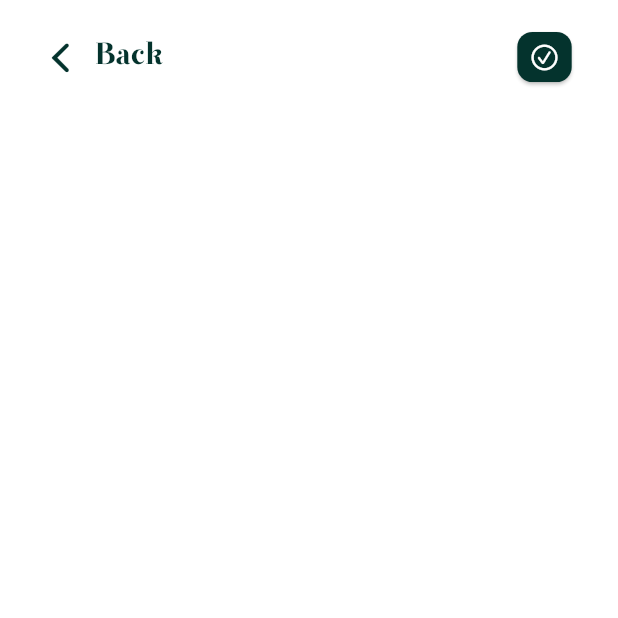
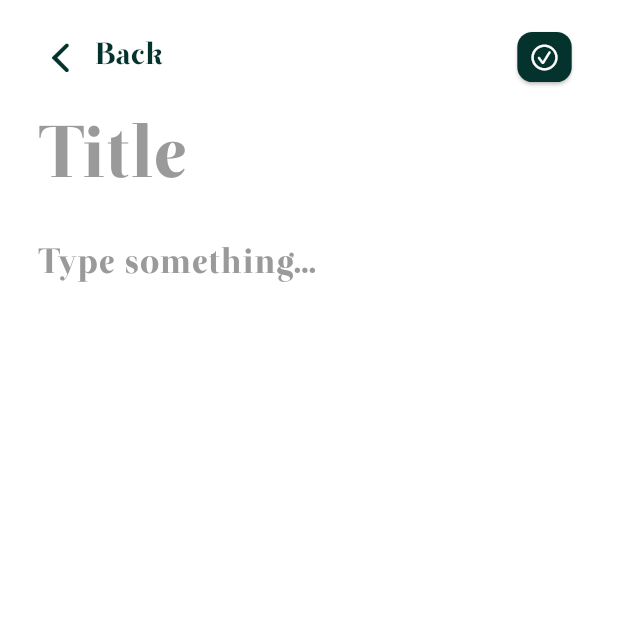
Before and after one commit to Ahmed-elsaid-AEA/note_app, a Flutter app: the NewNoteScreen screen opened by its route, on a phone screen of 412 x 824 dp, the top half of it. Run offline on Flutter 3.47's test engine with Material 3 defaults, Android fonts, the phone set to English and light mode, and no system bars; our stand-ins replace flutter_screenutil, flutter_svg.

Commit message:
finish new note screen design

```diff
--- /dev/null
+++ b/lib/controller/new_note_screen/new_note_controller.dart
@@ -0,0 +1,9 @@
+import 'package:flutter/cupertino.dart';
+
+class NewNoteController {
+  BuildContext context;
+  NewNoteController(this.context);
+  void goBack(){
+    Navigator.of(context).pop();
+  }
+}
--- a/lib/core/resources/colors_manager.dart
+++ b/lib/core/resources/colors_manager.dart
@@ -5,5 +5,6 @@ class ColorManager{
   static const Color kPrimaryColor=Color(0xff04332D);
   static const Color kBlackColor=Color(0xff000000);
   static const Color kGreyColor=Color(0xff686868);
+  static const Color kGrey2Color=Color(0xff9A9A9A);
   static const Color kWhiteColor=Color(0xffffffff);
 }
--- a/lib/core/resources/consts_values.dart
+++ b/lib/core/resources/consts_values.dart
@@ -5,6 +5,8 @@ class ConstsValue{
   static const String kCreateYourFirstNote ='Create your first note !';
   static const String onBoardingDesc='Dive right in and clear that mind of yours by writing your thoughts down.';
   static const String kNote='Notes';
+  static const String kTitle='Title';
+  static const String kTypeSomeThing='Type something...';
   static const String kBack='Back';
 
 }
--- a/lib/core/resources/size_managers.dart
+++ b/lib/core/resources/size_managers.dart
@@ -31,6 +31,7 @@ class FontsManager {
   static double f12 = 12.sp;
   static double f16 = 16.sp;
   static double f20 = 20.sp;
+  static double f23 = 23.sp;
   static double f28 = 28.sp;
   static double f30 = 30.sp;
   static double f48 = 48.sp;
--- a/lib/view/new_note_screen/screen/new_note_screen.dart
+++ b/lib/view/new_note_screen/screen/new_note_screen.dart
@@ -1,14 +1,27 @@
 import 'package:flutter/cupertino.dart';
 import 'package:flutter/material.dart';
 import 'package:flutter_screenutil/flutter_screenutil.dart';
+import 'package:note_app/controller/new_note_screen/new_note_controller.dart';
 import 'package:note_app/core/resources/colors_manager.dart';
 import 'package:note_app/core/resources/consts_values.dart';
 import 'package:note_app/core/resources/size_managers.dart';
 import 'package:note_app/view/new_note_screen/widgets/custom_app_bar_new_note_screen.dart';
 
-class NewNoteScreen extends StatelessWidget {
+class NewNoteScreen extends StatefulWidget {
   const NewNoteScreen({super.key});
 
+  @override
+  State<NewNoteScreen> createState() => _NewNoteScreenState();
+}
+
+class _NewNoteScreenState extends State<NewNoteScreen> {
+  late NewNoteController _controller;
+  @override
+  void initState() {
+    // TODO: implement initState
+    super.initState();
+    _controller=NewNoteController(context);
+  }
   @override
   Widget build(BuildContext context) {
     return Scaffold(
@@ -19,10 +32,53 @@ class NewNoteScreen extends StatelessWidget {
             left: PaddingManager.p25,
             top: PaddingManager.p14,
           ),
-          child: SingleChildScrollView(
-            child: Column(
-              children: [CustomAppBarNewNoteScreen(onPressedBack: () {  }, onPressedAtMark: () {  },)],
-            ),
+          child: Column(
+            children: [
+              CustomAppBarNewNoteScreen(
+                onPressedBack: () {
+                  _controller.goBack();
+                },
+                onPressedAtMark: () {},
+              ),
+              Form(
+                  child: Expanded(
+                    child: Column(
+                                    children: [
+                    TextFormField(
+                      style: TextStyle(
+                          fontSize: FontsManager.f48,
+                          fontFamily: FontsManager.fontOtama,
+                          color: ColorManager.kBlackColor),
+                      maxLines: 1,
+                      decoration: InputDecoration(
+                          hintText: ConstsValue.kTitle,
+                          border: InputBorder.none,
+                          hintStyle: TextStyle(
+                              fontSize: FontsManager.f48,
+                              fontFamily: FontsManager.fontOtama,
+                              color: ColorManager.kGrey2Color)),
+                    ),
+                    Expanded(
+                      child: TextFormField(
+                        style: TextStyle(
+                            fontSize: FontsManager.f23,
+                            fontFamily: FontsManager.fontOtama,
+                            color: ColorManager.kBlackColor),
+                        maxLines: null,
+                        decoration: InputDecoration(
+                            hintText: ConstsValue.kTypeSomeThing,
+
+                            border: InputBorder.none,
+                            hintStyle: TextStyle(
+                                fontSize: FontsManager.f23,
+                                fontFamily: FontsManager.fontOtama,
+                                color: ColorManager.kGrey2Color)),
+                      ),
+                    )
+                                    ],
+                                  ),
+                  ))
+            ],
           ),
         ),
       ),
--- a/lib/view/on_boarding/screens/on_boarding_screen.dart
+++ b/lib/view/on_boarding/screens/on_boarding_screen.dart
@@ -36,6 +36,7 @@ class _OnBoardingScreenState extends State<OnBoardingScreen> {
       body: Container(
         padding: EdgeInsets.symmetric(horizontal: PaddingManager.p30),
         width: double.infinity,
+        child: SingleChildScrollView(
           child: Column(
             mainAxisAlignment: MainAxisAlignment.center,
             crossAxisAlignment: CrossAxisAlignment.center,
@@ -73,6 +74,7 @@ class _OnBoardingScreenState extends State<OnBoardingScreen> {
             ],
           ),
         ),
+      ),
     );
   }
 }
```
Lines whose indentation alone changed are shown as unchanged.
